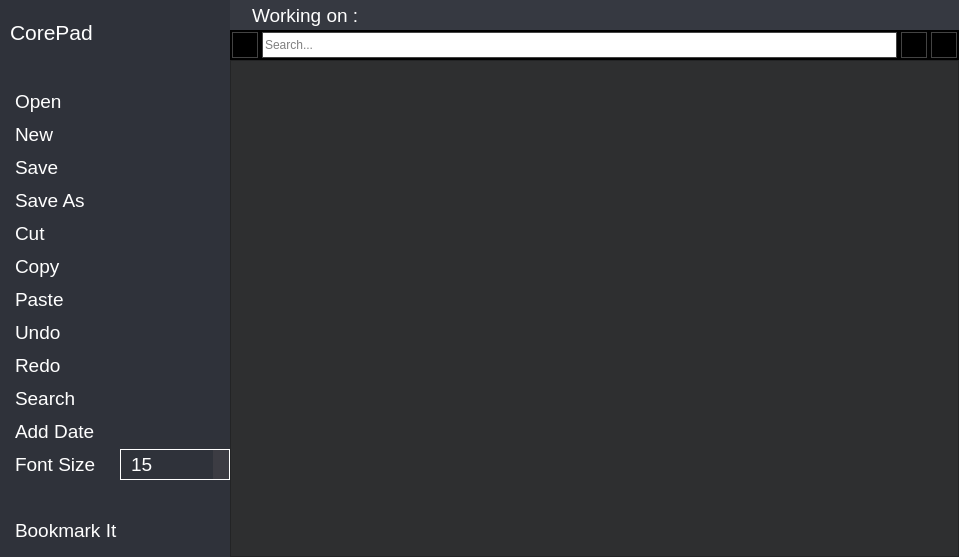
rahmanshaber/corebox, file corepad/corepad.ui: the form before one commit.
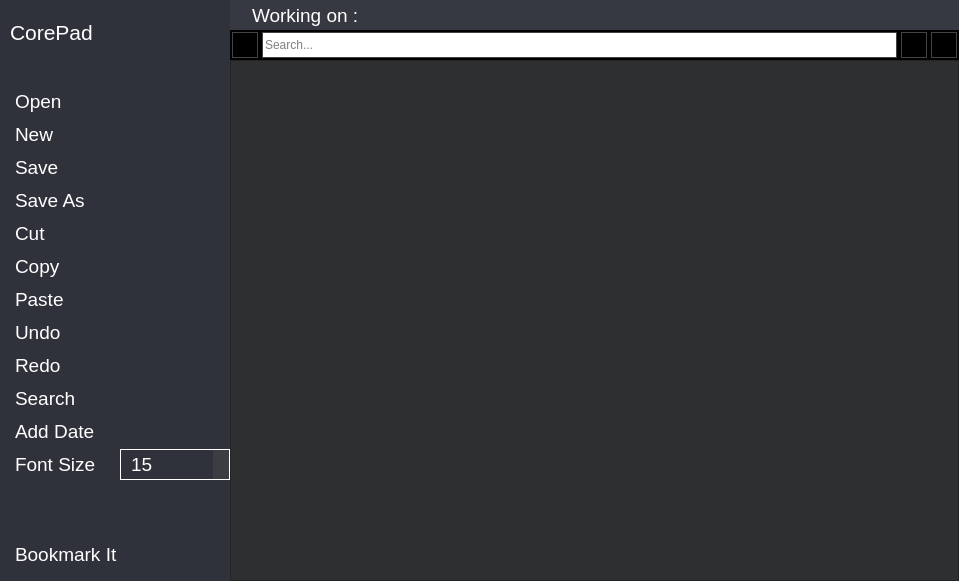
The form after the commit. Icons and pictures are not drawn. Custom widgets are drawn as their Qt base class.

What changed in the file:
```diff
--- a/corepad/corepad.ui
+++ b/corepad/corepad.ui
@@ -7,7 +7,7 @@
     <x>0</x>
     <y>0</y>
     <width>959</width>
-    <height>557</height>
+    <height>581</height>
    </rect>
   </property>
   <property name="windowTitle">
```
Left out of the diff: 2 changed lines with no effect on the pictures.
